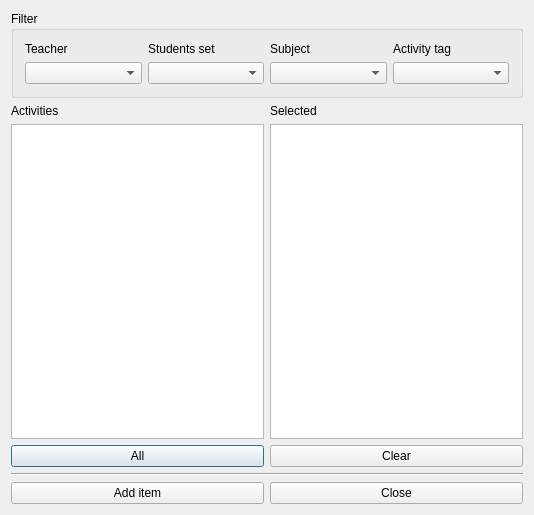
Above: fet/src/interface/addgroupactivitiesininitialorderitemform_template.ui from vonmecheln/fet before the change. Below: the same form after it.
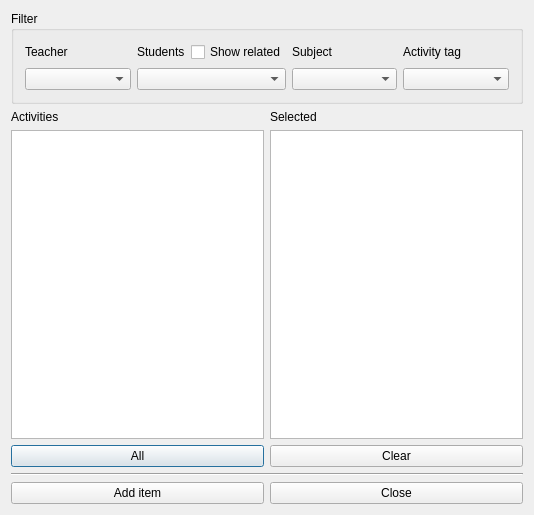
That is the form after the change.

Diff of the .ui file:
```diff
--- a/fet/src/interface/addgroupactivitiesininitialorderitemform_template.ui
+++ b/fet/src/interface/addgroupactivitiesininitialorderitemform_template.ui
@@ -21,6 +21,8 @@
      </property>
      <layout class="QGridLayout" name="gridLayout">
       <item row="0" column="0">
+       <layout class="QVBoxLayout" name="verticalLayout_4">
+        <item>
        <widget class="QLabel" name="teachersTextLabel">
         <property name="text">
          <string>Teacher</string>
@@ -30,17 +32,42 @@
         </property>
        </widget>
       </item>
+        <item>
+         <widget class="QComboBox" name="teachersComboBox"/>
+        </item>
+       </layout>
+      </item>
       <item row="0" column="1">
+       <layout class="QVBoxLayout" name="verticalLayout_3">
+        <item>
+         <layout class="QHBoxLayout" name="horizontalLayout">
+          <item>
        <widget class="QLabel" name="studentsTextLabel">
         <property name="text">
-         <string>Students set</string>
+             <string>Students</string>
         </property>
         <property name="wordWrap">
          <bool>false</bool>
         </property>
        </widget>
+          </item>
+          <item>
+           <widget class="QCheckBox" name="showRelatedCheckBox">
+            <property name="text">
+             <string>Show related</string>
+            </property>
+           </widget>
+          </item>
+         </layout>
+        </item>
+        <item>
+         <widget class="QComboBox" name="studentsComboBox"/>
+        </item>
+       </layout>
       </item>
       <item row="0" column="2">
+       <layout class="QVBoxLayout" name="verticalLayout_5">
+        <item>
        <widget class="QLabel" name="subjectsTextLabel">
         <property name="text">
          <string>Subject</string>
@@ -50,7 +77,14 @@
         </property>
        </widget>
       </item>
+        <item>
+         <widget class="QComboBox" name="subjectsComboBox"/>
+        </item>
+       </layout>
+      </item>
       <item row="0" column="3">
+       <layout class="QVBoxLayout" name="verticalLayout_6">
+        <item>
        <widget class="QLabel" name="activityTagsTextLabel">
         <property name="text">
          <string>Activity tag</string>
@@ -60,17 +94,10 @@
         </property>
        </widget>
       </item>
-      <item row="1" column="0">
-       <widget class="QComboBox" name="teachersComboBox"/>
-      </item>
-      <item row="1" column="1">
-       <widget class="QComboBox" name="studentsComboBox"/>
-      </item>
-      <item row="1" column="2">
-       <widget class="QComboBox" name="subjectsComboBox"/>
-      </item>
-      <item row="1" column="3">
+        <item>
        <widget class="QComboBox" name="activityTagsComboBox"/>
+        </item>
+       </layout>
       </item>
      </layout>
     </widget>
```
Lines whose indentation alone changed are shown as unchanged.
